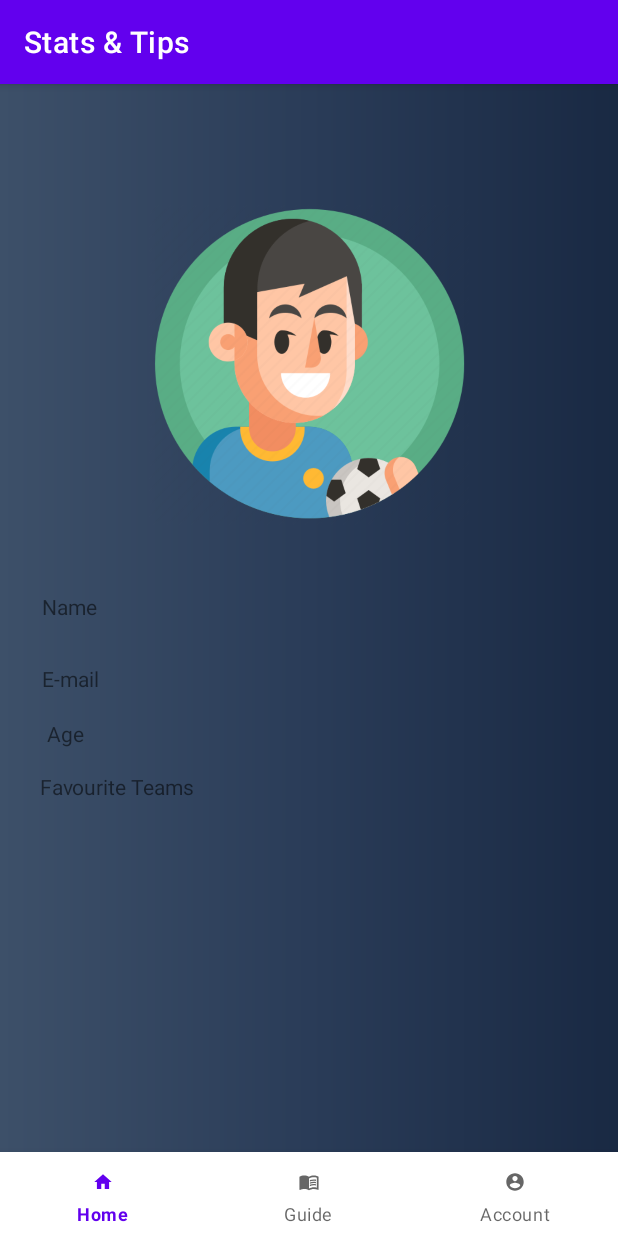
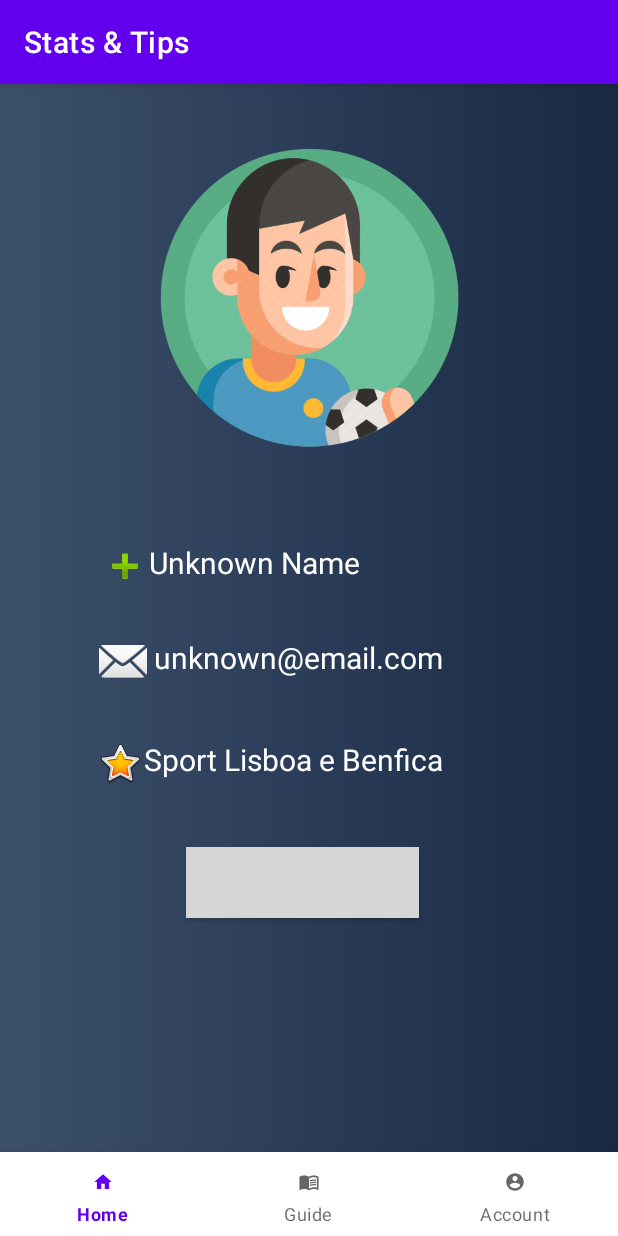
Before and after one commit to tomascandeias/StatsAndTips, an Android app: the fragment AccountFragment placed in its activity, on a phone screen of 412 x 824 dp. Run offline under Robolectric (Android 15) with nearby library versions, the light colour scheme and no system bars; grey boxes are pictures that could not be loaded.

Commit message:
Account Page done

```diff
--- /dev/null
+++ b/app/src/main/res/drawable/ic_baseline_favorite_24.xml
@@ -0,0 +1,10 @@
+<vector xmlns:android="http://schemas.android.com/apk/res/android"
+    android:width="24dp"
+    android:height="24dp"
+    android:viewportWidth="24"
+    android:viewportHeight="24"
+    android:tint="?attr/colorControlNormal">
+  <path
+      android:fillColor="@android:color/white"
+      android:pathData="M12,21.35l-1.45,-1.32C5.4,15.36 2,12.28 2,8.5 2,5.42 4.42,3 7.5,3c1.74,0 3.41,0.81 4.5,2.09C13.09,3.81 14.76,3 16.5,3 19.58,3 22,5.42 22,8.5c0,3.78 -3.4,6.86 -8.55,11.54L12,21.35z"/>
+</vector>
--- /dev/null
+++ b/app/src/main/res/drawable/ic_baseline_person_24.xml
@@ -0,0 +1,10 @@
+<vector xmlns:android="http://schemas.android.com/apk/res/android"
+    android:width="24dp"
+    android:height="24dp"
+    android:viewportWidth="24"
+    android:viewportHeight="24"
+    android:tint="?attr/colorControlNormal">
+  <path
+      android:fillColor="@android:color/white"
+      android:pathData="M12,12c2.21,0 4,-1.79 4,-4s-1.79,-4 -4,-4 -4,1.79 -4,4 1.79,4 4,4zM12,14c-2.67,0 -8,1.34 -8,4v2h16v-2c0,-2.66 -5.33,-4 -8,-4z"/>
+</vector>
--- a/app/src/main/res/layout/activity_login.xml
+++ b/app/src/main/res/layout/activity_login.xml
@@ -27,10 +27,10 @@
         android:text="Login"
         app:layout_constraintBottom_toBottomOf="parent"
         app:layout_constraintEnd_toEndOf="parent"
-        app:layout_constraintHorizontal_bias="0.677"
+        app:layout_constraintHorizontal_bias="0.528"
         app:layout_constraintStart_toStartOf="parent"
         app:layout_constraintTop_toTopOf="parent"
-        app:layout_constraintVertical_bias="0.657" />
+        app:layout_constraintVertical_bias="0.653" />
 
     <TextView
         android:id="@+id/textView5"
@@ -40,10 +40,10 @@
         android:textColor="@color/white"
         app:layout_constraintBottom_toBottomOf="parent"
         app:layout_constraintEnd_toEndOf="parent"
-        app:layout_constraintHorizontal_bias="0.833"
+        app:layout_constraintHorizontal_bias="0.732"
         app:layout_constraintStart_toStartOf="parent"
         app:layout_constraintTop_toTopOf="parent"
-        app:layout_constraintVertical_bias="0.719" />
+        app:layout_constraintVertical_bias="0.712" />
 
     <TextView
         android:id="@+id/textView2"
@@ -53,10 +53,10 @@
         android:textColor="@color/white"
         app:layout_constraintBottom_toBottomOf="parent"
         app:layout_constraintEnd_toEndOf="parent"
-        app:layout_constraintHorizontal_bias="0.442"
+        app:layout_constraintHorizontal_bias="0.345"
         app:layout_constraintStart_toStartOf="parent"
         app:layout_constraintTop_toTopOf="parent"
-        app:layout_constraintVertical_bias="0.719" />
+        app:layout_constraintVertical_bias="0.712" />
 
     <EditText
         android:id="@+id/editTextNumberPassword"
--- a/app/src/main/res/layout/fragment_account.xml
+++ b/app/src/main/res/layout/fragment_account.xml
@@ -1,5 +1,6 @@
 <?xml version="1.0" encoding="utf-8"?>
 <FrameLayout xmlns:android="http://schemas.android.com/apk/res/android"
+    xmlns:app="http://schemas.android.com/apk/res-auto"
     xmlns:tools="http://schemas.android.com/tools"
     android:layout_width="match_parent"
     android:layout_height="match_parent"
@@ -10,63 +11,84 @@
         android:layout_height="match_parent"
         android:background="@drawable/gradient">
 
-        <ImageView
-            android:layout_width="match_parent"
-            android:layout_height="235dp"
-            android:layout_alignParentTop="true"
+        <TextView
+            android:id="@+id/textViewEmail"
+            android:layout_width="276dp"
+            android:layout_height="31dp"
+            android:layout_alignParentStart="true"
+            android:layout_alignParentLeft="true"
             android:layout_alignParentBottom="true"
-            android:layout_gravity="center"
-            android:layout_marginTop="79dp"
-            android:layout_marginBottom="417dp"
-            android:src="@drawable/avatar_man" />
+            android:layout_marginStart="67dp"
+            android:layout_marginLeft="67dp"
+            android:layout_marginBottom="375dp"
+            android:drawableLeft="@android:drawable/ic_input_add"
+            android:text="Unknown Name"
+            android:textColor="@color/white"
+            android:textSize="20sp" />
 
         <TextView
-            android:id="@+id/textView"
-            android:layout_width="wrap_content"
+            android:id="@+id/textViewName"
+            android:layout_width="276dp"
+            android:layout_height="31dp"
+            android:layout_alignParentStart="true"
+            android:layout_alignParentLeft="true"
+            android:layout_alignParentBottom="true"
+            android:layout_marginStart="66dp"
+            android:layout_marginLeft="66dp"
+            android:layout_marginBottom="312dp"
+            android:drawableLeft="@android:drawable/ic_dialog_email"
+            android:text=" unknown@email.com"
+            android:textColor="@color/white"
+            android:textSize="20sp" />
+
+        <Button
+            android:id="@+id/btnEditInfo"
+            android:layout_width="155dp"
+            android:layout_height="47dp"
+            android:layout_alignParentStart="true"
+            android:layout_alignParentLeft="true"
+            android:layout_alignParentBottom="true"
+            android:layout_marginStart="124dp"
+            android:layout_marginLeft="124dp"
+            android:layout_marginBottom="156dp"
+            android:background="@drawable/rounded_corners"
+            android:gravity="center"
+            android:text="Edit Info"
+            android:textColor="#FFFFFF" />
+
+        <TextView
+            android:id="@+id/textViewFavourite"
+            android:layout_width="276dp"
+            android:layout_height="31dp"
+            android:layout_alignParentStart="true"
+            android:layout_alignParentLeft="true"
+            android:layout_alignParentBottom="true"
+            android:layout_marginStart="64dp"
+            android:layout_marginLeft="64dp"
+            android:layout_marginBottom="244dp"
+            android:drawableLeft="@android:drawable/btn_star_big_on"
+            android:text="Sport Lisboa e Benfica"
+            android:textColor="@color/white"
+            android:textSize="20sp" />
+
+        <ImageView
+            android:id="@+id/imageView4"
+            android:layout_width="351dp"
             android:layout_height="wrap_content"
+            android:layout_alignParentStart="true"
+            android:layout_alignParentLeft="true"
+            android:layout_alignParentTop="true"
             android:layout_alignParentEnd="true"
             android:layout_alignParentRight="true"
             android:layout_alignParentBottom="true"
-            android:layout_marginEnd="347dp"
-            android:layout_marginRight="347dp"
-            android:layout_marginBottom="354dp"
-            android:text="Name" />
-
-        <TextView
-            android:id="@+id/textView3"
-            android:layout_width="wrap_content"
-            android:layout_height="wrap_content"
-            android:layout_alignParentEnd="true"
-            android:layout_alignParentRight="true"
-            android:layout_alignParentBottom="true"
-            android:layout_marginEnd="356dp"
-            android:layout_marginRight="356dp"
-            android:layout_marginBottom="269dp"
-            android:text="Age" />
-
-        <TextView
-            android:id="@+id/textView7"
-            android:layout_width="wrap_content"
-            android:layout_height="wrap_content"
-            android:layout_alignParentEnd="true"
-            android:layout_alignParentRight="true"
-            android:layout_alignParentBottom="true"
-            android:layout_marginEnd="346dp"
-            android:layout_marginRight="346dp"
-            android:layout_marginBottom="306dp"
-            android:text="E-mail" />
-
-        <TextView
-            android:id="@+id/textView8"
-            android:layout_width="wrap_content"
-            android:layout_height="wrap_content"
-            android:layout_alignParentEnd="true"
-            android:layout_alignParentRight="true"
-            android:layout_alignParentBottom="true"
-            android:layout_marginEnd="282dp"
-            android:layout_marginRight="282dp"
-            android:layout_marginBottom="234dp"
-            android:text="Favourite Teams" />
+            android:layout_marginStart="30dp"
+            android:layout_marginLeft="30dp"
+            android:layout_marginTop="39dp"
+            android:layout_marginEnd="30dp"
+            android:layout_marginRight="30dp"
+            android:layout_marginBottom="465dp"
+            android:scaleType="fitCenter"
+            android:src="@drawable/avatar_man" />
 
     </RelativeLayout>
 
```
